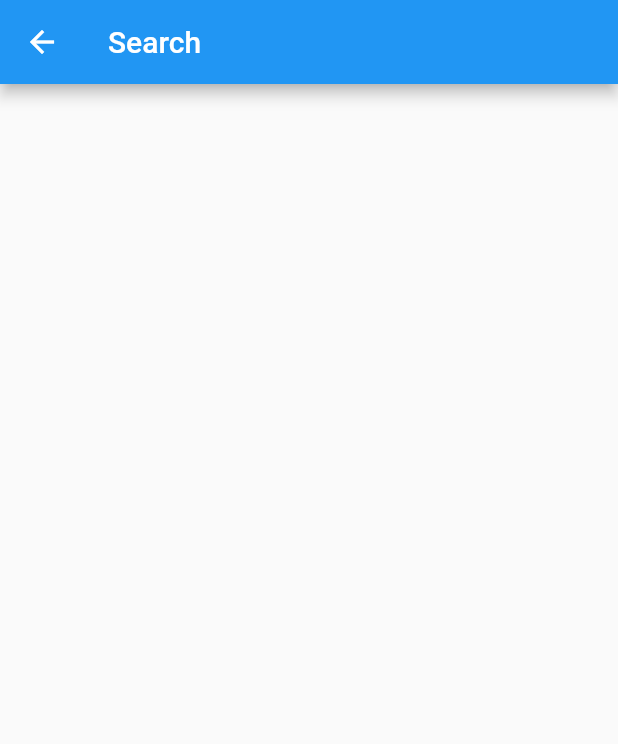
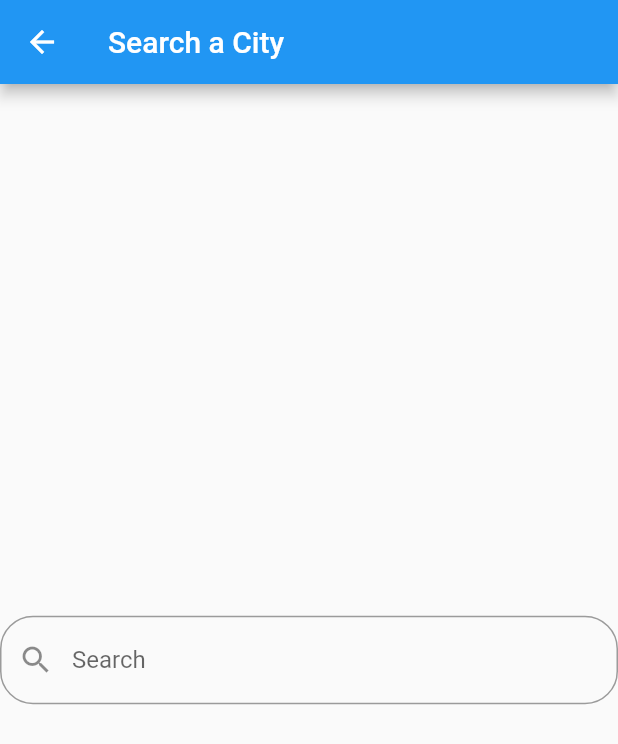
Before and after one commit to MOoRoshdy/FLUTTER_PROJECTS_APP, a Flutter app: the SearchPage screen opened directly, on a phone screen of 412 x 824 dp. Shown: the top 744 px of the screen. Run offline on Flutter 3.47's test engine with Material 2 defaults, Android fonts, the phone set to English and light mode, and no system bars; our stand-ins replace assets_audio_player.

Commit message:
textfild to make input text and coustom it

```diff
--- a/weather_app/lib/pages/search_page.dart
+++ b/weather_app/lib/pages/search_page.dart
@@ -6,7 +6,17 @@ class SearchPage extends StatelessWidget {
   @override
   Widget build(BuildContext context) {
     return Scaffold(
-      appBar: AppBar(title: Text('Search')),
+      appBar: AppBar(title: Text('Search a City')),
+      body: Center(
+        child: TextField(
+          decoration: InputDecoration(
+              label: Text('Search'),
+              border:
+                  OutlineInputBorder(borderRadius: BorderRadius.circular(22)),
+              prefixIcon: Icon(Icons.search),
+              hintText: 'City Name'),
+        ),
+      ),
     );
   }
 }
```
